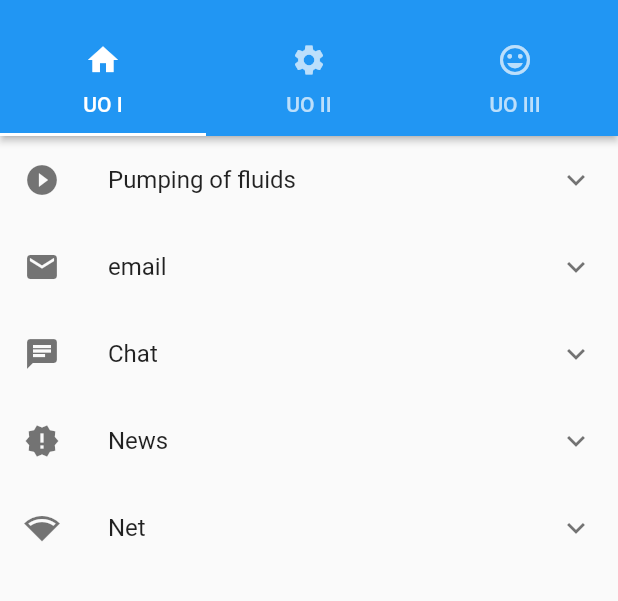
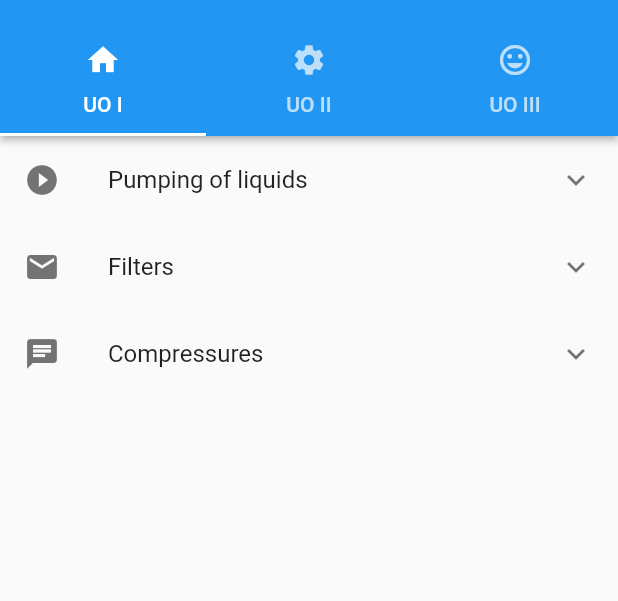
Before and after one commit to DehFelix/SimulOP_Mobile, a Flutter app: the screen it shows after launch, on a phone screen of 412 x 824 dp, the part 59-660 px from its top. Run offline on Flutter 3.47's test engine with Material 2 defaults, Android fonts, the phone set to English and light mode, and no system bars; our stand-ins replace charts_flutter.

Commit message:
Organizing the main menu

```diff
--- a/lib/pages/home_page/home_tabs/selection_helper.dart
+++ b/lib/pages/home_page/home_tabs/selection_helper.dart
@@ -6,8 +6,10 @@ class SelectionTile {
   final IconData icon;
   final String description;
   final String route;
+  final bool isDisable;
 
-  SelectionTile(this.title, this.icon, this.description, [this.route = "/default"]);
+  SelectionTile(this.title, this.icon, this.isDisable, this.description,
+      [this.route = "/default"]);
 }
 
 /// Builds the selection tile with the [SelectionTile] provided.
@@ -27,11 +29,20 @@ Widget tileSelectionBuilder(BuildContext context, SelectionTile tile) {
         padding: EdgeInsets.only(right: 16.0),
         child: Row(mainAxisAlignment: MainAxisAlignment.end, children: <Widget>[
           FlatButton(
-            child: Text("More info",style: TextStyle(color: Theme.of(context).accentColor,)),
-            onPressed: () {_lunchURL();},
+            child: Text("More info",
+                style: TextStyle(
+                  color: Theme.of(context).accentColor,
+                )),
+            onPressed: () {
+              _lunchURL();
+            },
           ),
           RaisedButton(
-            onPressed: () {Navigator.of(context).pushNamed(tile.route);},
+            onPressed: (tile.isDisable)
+                ? null
+                : () {
+                    Navigator.of(context).pushNamed(tile.route);
+                  },
             child: Text(
               "Lunch App",
               style: TextStyle(color: Colors.white),
@@ -47,12 +58,12 @@ Widget tileSelectionBuilder(BuildContext context, SelectionTile tile) {
   );
 }
 
-void _lunchURL() async{
+void _lunchURL() async {
   const url = "https://github.com/rafaelterras/SimulOp";
   if (await canLaunch(url)) {
     await launch(url);
   } else {
-      throw "Could not lunch $url";
+    throw "Could not lunch $url";
   }
 }
 
--- a/lib/pages/home_page/home_tabs/uo_1_selection.dart
+++ b/lib/pages/home_page/home_tabs/uo_1_selection.dart
@@ -4,13 +4,20 @@ import 'package:simulop_v1/pages/home_page/home_tabs/selection_helper.dart';
 
 class OU1Selection extends StatelessWidget {
   final selectionTilesData = [
-    SelectionTile("Pumping of fluids", Icons.play_circle_filled, "Frint itaration of the pump Applet. Testing how the Text works when this big",
-    "/pumpingOfFluidsInput"),
-    SelectionTile("email", Icons.email,"Lorem ipsum dolor sit amet, consectetur adipiscing elit. Nam faucibus arcu id lobortis tincidunt. Mauris vitae lacinia purus. Nullam lacinia rhoncus volutpat. Phasellus sapien sapien, tempus eu lorem et, auctor elementum tortor. Mauris rhoncus erat nec lectus congue, quis cursus justo euismod. Donec at neque odio. Nam ut tempor lectus.",
-    "/exemple1"),
-    SelectionTile("Chat", Icons.chat,"Lorem ipsum dolor sit amet, consectetur adipiscing elit. In ut venenatis risus. Vivamus facilisis lorem nisl, at semper enim sodales sit amet. Vivamus ante diam, interdum sit amet ipsum quis, efficitur pharetra nulla. Phasellus at cursus massa. Ut sagittis turpis diam, elementum pretium dui tincidunt at. Suspendisse id purus sed."),
-    SelectionTile("News", Icons.new_releases,"Lorem ipsum dolor sit amet, consectetur adipiscing elit. Curabitur sem arcu, elementum sit amet sagittis ut, iaculis et nulla. Praesent pulvinar tortor at malesuada efficitur. Nulla sed sem at eros hendrerit aliquet in ac sapien. Integer euismod fringilla dictum. Sed lacinia porta libero id tristique. Suspendisse quis mi dignissim, efficitur."),
-    SelectionTile("Net", Icons.network_wifi,"Lorem ipsum dolor sit amet, consectetur adipiscing elit. Praesent fringilla orci nunc, sit amet vulputate metus rhoncus sit amet. Sed consequat sem odio, et pellentesque lacus commodo at. Fusce mattis enim ut pulvinar hendrerit. Fusce faucibus eros vel ullamcorper ultrices. Donec non faucibus ipsum. Proin et dictum dolor. Etiam vestibulum."),
+    SelectionTile(
+        "Pumping of liquids",
+        Icons.play_circle_filled,
+        false,
+        "Frint itaration of the pump Applet. See what variables affects the NPSH and how to deal with tricky liquids",
+        "/pumpingOfFluidsInput"),
+    SelectionTile(
+        "Filters",
+        Icons.email,
+        true,
+        "Lorem ipsum dolor sit amet, consectetur adipiscing elit. Nam faucibus arcu id lobortis tincidunt. Mauris vitae lacinia purus. Nullam lacinia rhoncus volutpat. Phasellus sapien sapien, tempus eu lorem et, auctor elementum tortor. Mauris rhoncus erat nec lectus congue, quis cursus justo euismod. Donec at neque odio. Nam ut tempor lectus.",
+        "/exemple1"),
+    SelectionTile("Compressures", Icons.chat, true,
+        "Lorem ipsum dolor sit amet, consectetur adipiscing elit. In ut venenatis risus. Vivamus facilisis lorem nisl, at semper enim sodales sit amet. Vivamus ante diam, interdum sit amet ipsum quis, efficitur pharetra nulla. Phasellus at cursus massa. Ut sagittis turpis diam, elementum pretium dui tincidunt at. Suspendisse id purus sed."),
   ];
 
   @override
```
Also changed, not shown: lib/pages/home_page/home_tabs/uo_2_selection.dart (+10 -5 lines), lib/pages/home_page/home_tabs/uo_3_selection.dart (+9 -2 lines).
